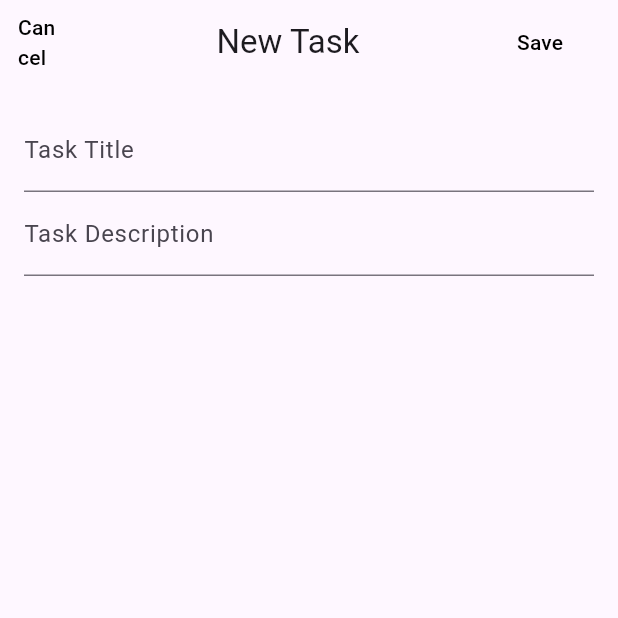
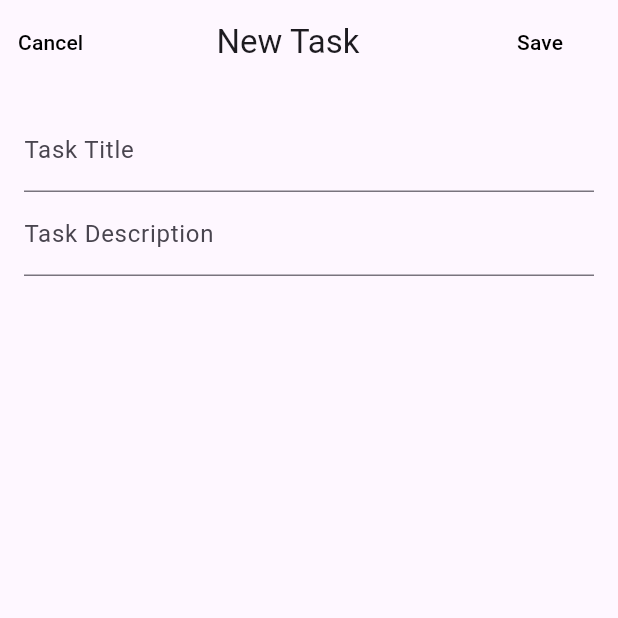
Before and after one commit to Fah4664/reminder-application, a Flutter app: the screen it shows after launch, item 2 of the bottom bar chosen, on a phone screen of 412 x 824 dp, the top half of it. Run offline on Flutter 3.47's test engine with Material 3 defaults, Android fonts, the phone set to English and light mode, and no system bars.

Commit message:
Update add_task_page.dart

```diff
--- a/lib/add_task_page.dart
+++ b/lib/add_task_page.dart
@@ -14,14 +14,19 @@ class AddTaskPage extends StatelessWidget {
         title: Center(
           child: Text('New Task', textAlign: TextAlign.center),
         ),
-        leading: TextButton(
+        leading: Row(
+          mainAxisSize: MainAxisSize.min,
+          children: [
+            TextButton(
               onPressed: () {
                 Navigator.pop(context);
               },
               child: Text(
                 'Cancel',
-            style: TextStyle(color: const Color.fromARGB(255, 0, 0, 0)),
+                style: TextStyle(color: Colors.black),
               ),
+            ),
+          ],
         ),
         actions: <Widget>[
           TextButton(
@@ -35,13 +40,14 @@ class AddTaskPage extends StatelessWidget {
                   description: description,
                 );
 
-                Provider.of<TaskProvider>(context, listen: false).addTask(newTask);
+                Provider.of<TaskProvider>(context, listen: false)
+                    .addTask(newTask);
                 Navigator.pop(context);
               }
             },
             child: Text(
               'Save',
-              style: TextStyle(color: const Color.fromARGB(255, 0, 0, 0)),
+              style: TextStyle(color: Colors.black),
             ),
           ),
           SizedBox(width: 20), // Add some spacing to the right of Save button
```
Lines whose indentation alone changed are shown as unchanged.
